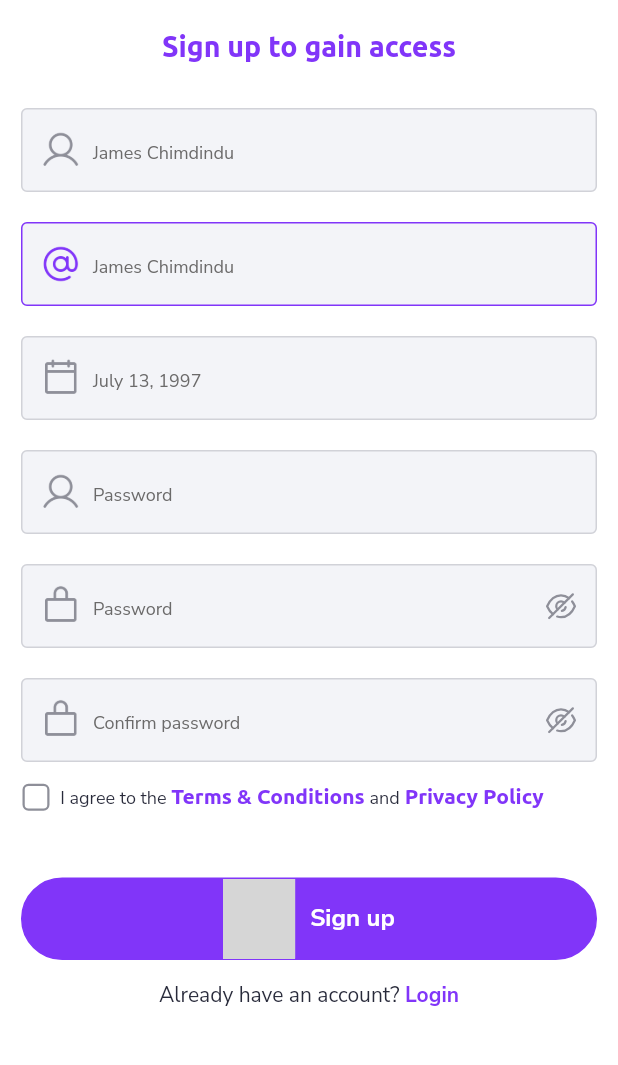
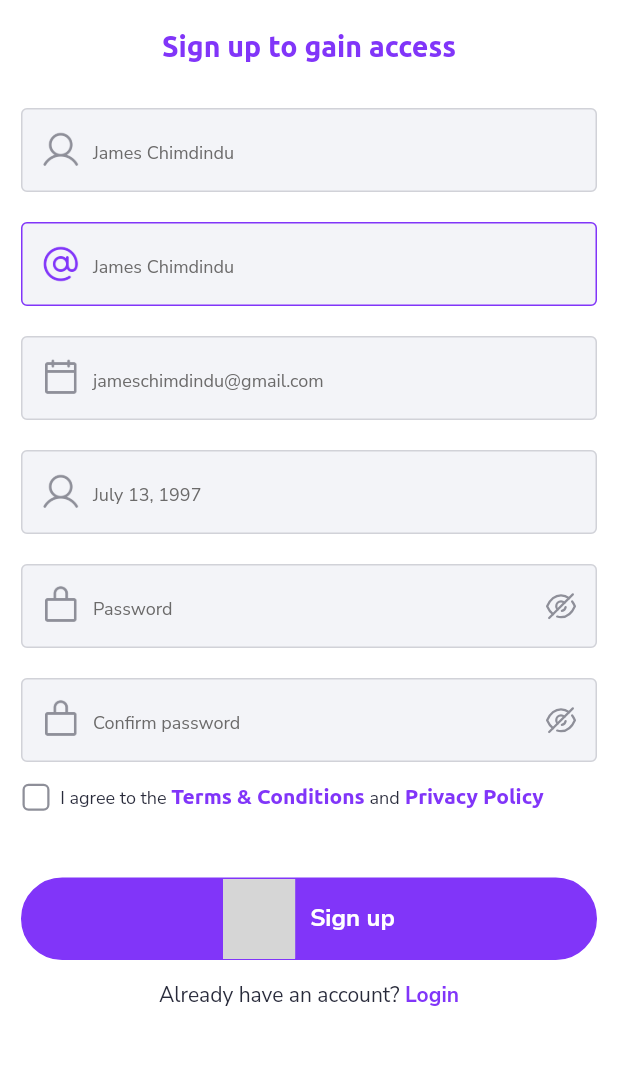
Before and after one commit to benthemobileguy/FlutterTask, a Flutter app: the RegisterScreen screen opened by its route, on a phone screen of 412 x 824 dp, the part 99-1164 px from its top. Run offline on Flutter 3.47's test engine with Material 2 defaults, Android fonts, the phone set to English and light mode, and no system bars; our stand-ins replace email_validator, flutter_dotenv, flutter_svg, fluttertoast, hexcolor, progress_dialog; project files that could hold a hidden picture were left out; grey boxes are pictures that could not be loaded.

Commit message:
Commit message for the whole task.

```diff
--- a/lib/presentation/screens/signup-screen.dart
+++ b/lib/presentation/screens/signup-screen.dart
@@ -85,8 +85,8 @@ class _RegisterScreenState extends State<RegisterScreen> {
                 height: 20,
               ),
               DefaultTextFormField(
-                controller: dobController,
-                hintText: 'July 13, 1997',
+                controller: emailController,
+                hintText: 'jameschimdindu@gmail.com',
                 borderColor: ColorManager.borderColor,
                 prefixIcon: ImageAssets.dob,
               ),
@@ -94,8 +94,8 @@ class _RegisterScreenState extends State<RegisterScreen> {
                 height: 20,
               ),
               DefaultTextFormField(
-                controller: passController,
-                hintText: 'Password',
+                controller: dobController,
+                hintText: 'July 13, 1997',
                 borderColor: ColorManager.borderColor,
                 prefixIcon: ImageAssets.user,
               ),
@@ -124,7 +124,7 @@ class _RegisterScreenState extends State<RegisterScreen> {
                 ),
                 borderColor: ColorManager.borderColor,
               ),
-              SizedBox(
+              const SizedBox(
                 height: 20,
               ),
               DefaultTextFormField(
```
